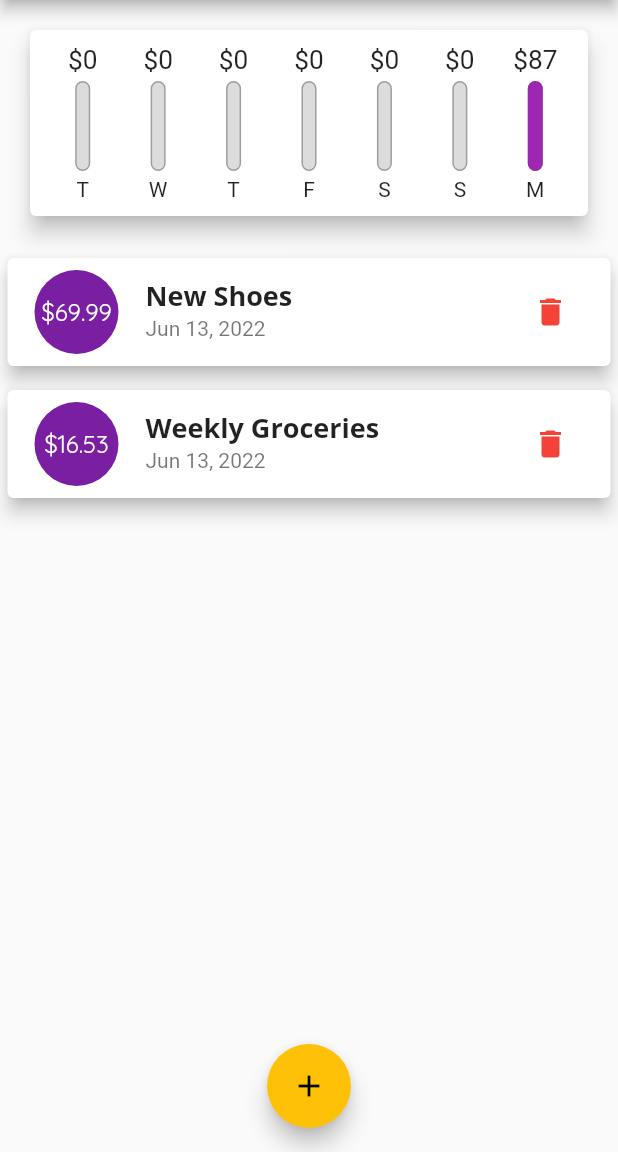
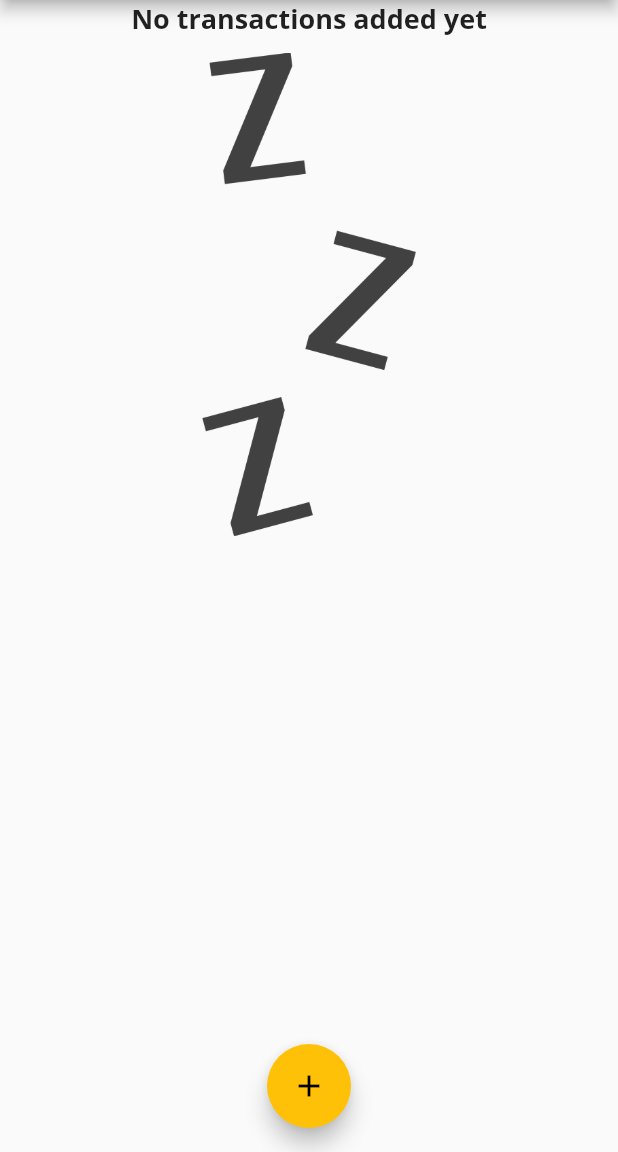
Before and after one commit to Chirag-Maurya/Personal-Expeses-App-, a Flutter app: the screen it shows after launch, on a phone screen of 412 x 824 dp, the part 84-1236 px from its top. Run offline on Flutter 3.47's test engine with Material 2 defaults, Android fonts, the phone set to English and light mode, and no system bars.

Commit message:
Tracking some untracked changes

```diff
--- a/personal_expenses/lib/main.dart
+++ b/personal_expenses/lib/main.dart
@@ -1,17 +1,26 @@
 // ignore_for_file: avoid_unnecessary_containers, deprecated_member_use
 
+import 'dart:io';
+
+import 'package:flutter/cupertino.dart';
 import 'package:flutter/material.dart';
+// import 'package:flutter/services.dart';
 import 'package:personal_expenses/models/transaction.dart';
 import 'package:personal_expenses/widgets/chart.dart';
 import 'package:personal_expenses/widgets/new_transaction.dart';
 import 'package:personal_expenses/widgets/transaction_list.dart';
 
 void main() {
-  runApp(const MyApp());
+  // WidgetsFlutterBinding.ensureInitialized();
+  // SystemChrome.setPreferredOrientations([
+  //   DeviceOrientation.portraitUp,
+  //   DeviceOrientation.portraitDown,
+  //   ]
+  // );
+  runApp(MyApp());
 }
 
 class MyApp extends StatelessWidget {
-  const MyApp({Key? key}) : super(key: key);
 
   @override
   Widget build(BuildContext context) {
@@ -38,13 +47,12 @@ class MyApp extends StatelessWidget {
                   fontWeight: FontWeight.bold,
                 )),
           )),
-      home: const MyHomePage(),
+      home: MyHomePage(),
     );
   }
 }
 
 class MyHomePage extends StatefulWidget {
-  const MyHomePage({Key? key}) : super(key: key);
 
   @override
   State<MyHomePage> createState() => _MyHomePageState();
@@ -52,14 +60,16 @@ class MyHomePage extends StatefulWidget {
 
 class _MyHomePageState extends State<MyHomePage> {
   final List<Transaction> _userTransactions = [
-    Transaction(
-        id: 't1', title: 'New Shoes', amount: 69.99, date: DateTime.now()),
-    Transaction(
-        id: 't2',
-        title: 'Weekly Groceries',
-        amount: 16.53,
-        date: DateTime.now()),
+    // Transaction(
+    //     id: 't1', title: 'New Shoes', amount: 69.99, date: DateTime.now()),
+    // Transaction(
+    //     id: 't2',
+    //     title: 'Weekly Groceries',
+    //     amount: 16.53,
+    //     date: DateTime.now()),
   ];
+
+  bool _ShowChart = false;
 
   List<Transaction> get _recentTransactions {
     return _userTransactions.where((tx) {
@@ -106,28 +116,90 @@ class _MyHomePageState extends State<MyHomePage> {
 
   @override
   Widget build(BuildContext context) {
-    return Scaffold(
-      appBar: AppBar(title: const Text('Personal Expenses'), actions: <Widget>[
+    final mediaQuery = MediaQuery.of(context);
+    final isLandscape = mediaQuery.orientation == Orientation.landscape;
+    final PreferredSizeWidget appBar = Platform.isIOS ? CupertinoNavigationBar(
+      middle: Text('Personal Expenses'),
+      trailing: Row(
+        mainAxisSize: MainAxisSize.min,
+        children: <Widget>[
+          GestureDetector(
+            child: Icon (CupertinoIcons.add),
+            onTap: () => _startAddNewtransaction(context),)
+    ],
+      )
+    )
+       : AppBar(
+         title: const Text('Personal Expenses'),
+       actions: <Widget>[
       IconButton(
         onPressed: () => _startAddNewtransaction(context),
         icon: const Icon(Icons.add),
       )
-      ]),
-      body: SingleChildScrollView(
+    ],
+    );
+
+    final txListWidget = Container(
+        height: (mediaQuery.size.height -
+                appBar.preferredSize.height -
+                mediaQuery.padding.top) *
+            0.7,
+        child: TransactionList(_userTransactions, _deleteTransaction));
+    final pageBody = SafeArea(child: SingleChildScrollView(
         child: Column(
           // mainAxisAlignment: MainAxisAlignment.spaceAround,
           crossAxisAlignment: CrossAxisAlignment.stretch,
           children: <Widget>[
             // ignore: sized_box_for_whitespace
-            Chart(
+            if (isLandscape)
+              Row(
+                mainAxisAlignment: MainAxisAlignment.center,
+                children: <Widget>[
+                  Text('Show Chart', style: Theme.of(context).textTheme.headline6),
+                  Switch.adaptive(
+                    activeColor: Theme.of(context).accentColor,
+                    value: _ShowChart,
+                    onChanged: (val) {
+                      setState(() {
+                        _ShowChart = val;
+                      });
+                    },
+                  ),
+                ],
+              ),
+             if( _userTransactions == null )
+            if (!isLandscape)
+              Container(
+                height: (mediaQuery.size.height -
+                        appBar.preferredSize.height -
+                        mediaQuery.padding.top) *
+                    0.3,
+                child: Chart(
                   _recentTransactions,
                 ),
-            TransactionList(_userTransactions, _deleteTransaction)
+              ),
+            if (!isLandscape) txListWidget,
+            if (isLandscape)
+              _ShowChart
+                  ? Container(
+                      height: (mediaQuery.size.height -
+                              appBar.preferredSize.height -
+                              mediaQuery.padding.top) *
+                          0.7,
+                      child: Chart(
+                        _recentTransactions,
+                      ),
+                    )
+                  : txListWidget
           ],
         ),
       ),
+      );
+    return Platform.isIOS ? CupertinoPageScaffold(child: pageBody, navigationBar: appBar,) : Scaffold(
+      appBar: appBar,
+      body: pageBody,
       floatingActionButtonLocation: FloatingActionButtonLocation.centerFloat,
-      floatingActionButton: FloatingActionButton(
+      floatingActionButton: Platform.isIOS ? Container() : FloatingActionButton(
         child: const Icon(Icons.add),
         onPressed: () => _startAddNewtransaction(context),
       ),
--- a/personal_expenses/lib/models/transaction.dart
+++ b/personal_expenses/lib/models/transaction.dart
@@ -5,9 +5,9 @@ class Transaction {
   final DateTime date;
 
   Transaction({
-    required this.id,
-    required this.title,
-    required this.amount,
-    required this.date
+    this.id,
+    this.title,
+    this.amount,
+    this.date
     });
 }
--- a/personal_expenses/lib/widgets/chart_bar.dart
+++ b/personal_expenses/lib/widgets/chart_bar.dart
@@ -12,16 +12,18 @@ class ChartBar extends StatelessWidget {
 
   @override
   Widget build(BuildContext context) {
-    return Column(children: <Widget>[
+    return LayoutBuilder(builder: (ctx, constraints){
+      return Column(
+      children: <Widget>[
       Container(
-        height: 20,
+        height: constraints.maxHeight * 0.15,
         child: FittedBox(
           child: Text('\$${spendingAmount.toStringAsFixed(0)}')
           ),
       ),
-      const SizedBox(height: 4,),
+      SizedBox(height: constraints.maxHeight * 0.05,),
       Container(
-        height: 60,
+        height: constraints.maxHeight * 0.6,
         width: 10,
         child: Stack(children: <Widget>[
           Container(decoration: BoxDecoration(
@@ -39,10 +41,16 @@ class ChartBar extends StatelessWidget {
           ),
         ]),
       ),
-      const SizedBox(
-        height: 4
+      SizedBox(
+        height: constraints.maxHeight * 0.05
         ),
-        Text(label),
+        Container(
+          height: constraints.maxHeight * 0.15,
+          child: FittedBox(
+            child: Text(label)
+            ),
+          ),
     ],);
+    },);
   }
 }
--- a/personal_expenses/lib/widgets/transaction_list.dart
+++ b/personal_expenses/lib/widgets/transaction_list.dart
@@ -13,10 +13,9 @@ class TransactionList extends StatelessWidget {
 
   @override
   Widget build(BuildContext context) {
-    return Container(
-      height: 450,
-      child: transactions.isEmpty
-          ? Column(
+    return transactions.isEmpty
+        ? LayoutBuilder(builder: (ctx, constraints) {
+            return Column(
               children: <Widget>[
                 Text(
                   'No transactions added yet',
@@ -26,19 +25,19 @@ class TransactionList extends StatelessWidget {
                   height: 10,
                 ),
                 Container(
-                    height: 200,
+                    height: constraints.maxHeight * 0.6,
                     child: Image.asset(
                       'assets/images/waiting.png',
                       fit: BoxFit.cover,
                     )),
               ],
-            )
+            );
+          })
         : ListView.builder(
             itemBuilder: (ctx, index) {
               return Card(
                 elevation: 5,
-                  margin:
-                      const EdgeInsets.symmetric(vertical: 8, horizontal: 5),
+                margin: const EdgeInsets.symmetric(vertical: 8, horizontal: 5),
                 child: ListTile(
                   leading: CircleAvatar(
                       radius: 30,
@@ -55,7 +54,14 @@ class TransactionList extends StatelessWidget {
                   subtitle: Text(
                     DateFormat.yMMMd().format(transactions[index].date),
                   ),
-                    trailing: IconButton(
+                  trailing: MediaQuery.of(context).size.width > 460
+                  ? FlatButton.icon(
+                    icon: Icon(Icons.delete),
+                    label: Text ('Delete'),
+                    textColor: Theme.of(context).errorColor,
+                    onPressed: () => deletetx(transactions[index].id),
+)
+                    : IconButton(
                     icon: const Icon(Icons.delete),
                     color: Theme.of(context).errorColor,
                     onPressed: () => deletetx(transactions[index].id),
@@ -64,7 +70,6 @@ class TransactionList extends StatelessWidget {
               );
             },
             itemCount: transactions.length,
-            ),
           );
   }
 }
--- a/personal_expenses/pubspec.yaml
+++ b/personal_expenses/pubspec.yaml
@@ -18,7 +18,7 @@ publish_to: 'none' # Remove this line if you wish to publish to pub.dev
 version: 1.0.0+1
 
 environment:
-  sdk: ">=2.15.1 <3.0.0"
+  sdk: ">=2.11.0 <3.0.0"
 
 # Dependencies specify other packages that your package needs in order to work.
 # To automatically upgrade your package dependencies to the latest versions
@@ -30,6 +30,7 @@ dependencies:
   flutter:
     sdk: flutter
   intl: ^0.17.0
+  http: ^0.13.4
 
 
   # The following adds the Cupertino Icons font to your application.
```
Also changed, not shown: personal_expenses/lib/widgets/adaptive_flat_button.dart (added, +28 -0 lines), personal_expenses/lib/widgets/chart.dart (+4 -6 lines), personal_expenses/lib/widgets/new_transaction.dart (+14 -10 lines), personal_expenses/pubspec.lock, 2 other files. Lines whose indentation alone changed are shown as unchanged.
